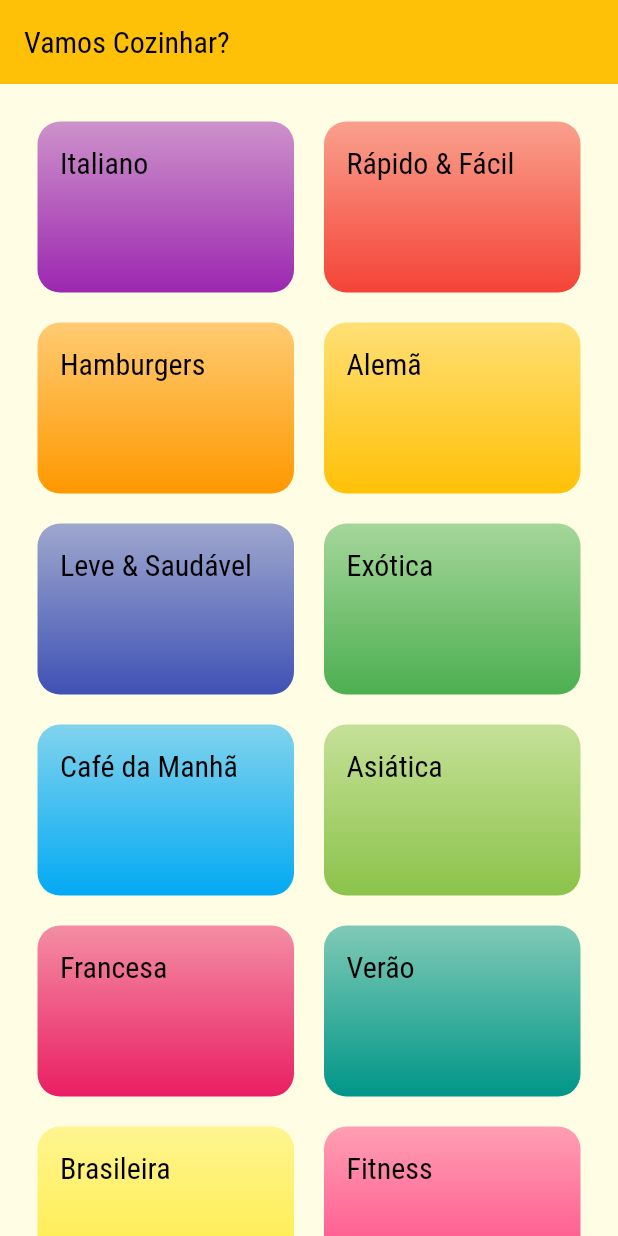
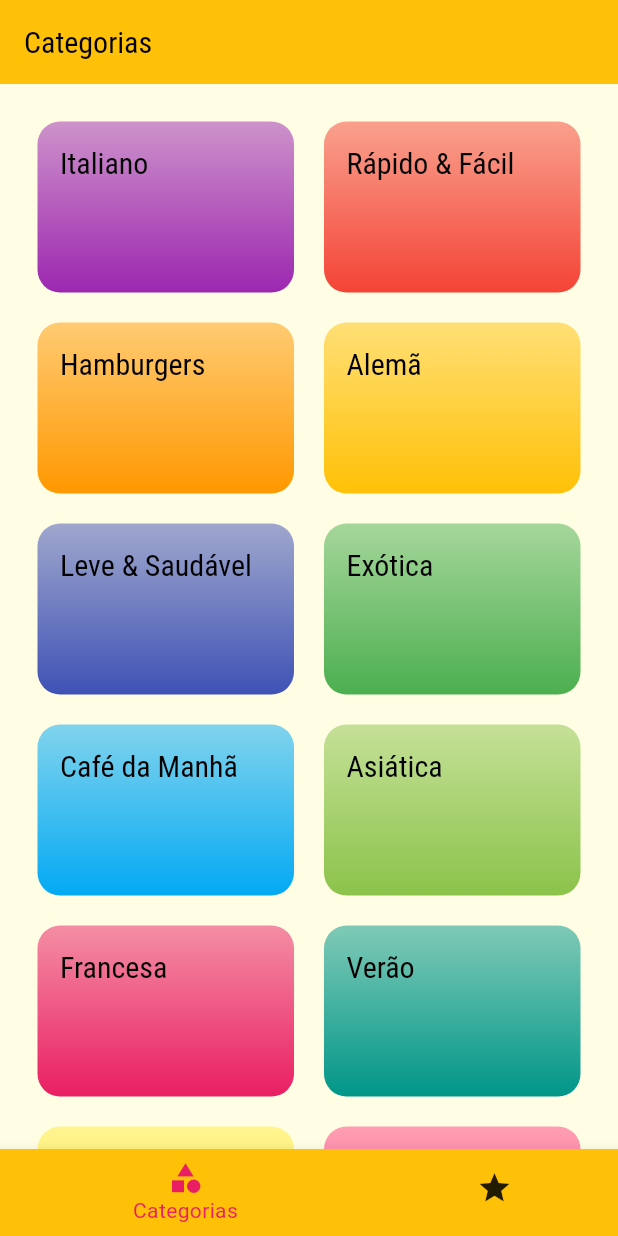
Before and after one commit to ArthurRCastilho/RecipesApp, a Flutter app: the screen it shows after launch, on a phone screen of 412 x 824 dp. Run offline on Flutter 3.47's test engine with Material 3 defaults, Android fonts, the phone set to English and light mode, and no system bars.

Commit message:
Adicionando uma TabBar na parte inferio do aplicativo, na qual ela altera a página inicial entre as categorias, e as favoritas, e para isso foi criado um tabs_screen onde apresenta na main qual é a que foi escolhida para ser apresentada.

```diff
--- a/lib/main.dart
+++ b/lib/main.dart
@@ -3,6 +3,7 @@ import 'package:recipes_app/screens/meal_detail_screen.dart';
 import './screens/categories_screen.dart';
 import './screens/categories_meals_screen.dart';
 import './utils/app_routes.dart';
+import './screens/tabs_screen.dart';
 
 void main() {
   runApp(const MyApp());
@@ -15,10 +16,14 @@ class MyApp extends StatelessWidget {
   Widget build(BuildContext context) {
     return MaterialApp(
       theme: ThemeData(
+        appBarTheme: const AppBarTheme(
+          backgroundColor: Colors.amber,
+        ),
         colorScheme: ColorScheme.fromSwatch().copyWith(
           primary: Colors.amber,
           secondary: Colors.pink,
-          tertiary: Colors.amber,
+          tertiary: Colors.pink.shade100,
+          error: Colors.red,
         ),
         fontFamily: 'Raleway',
         canvasColor: const Color.fromRGBO(255, 254, 229, 1),
@@ -31,7 +36,7 @@ class MyApp extends StatelessWidget {
             ),
       ),
       routes: {
-        AppRoutes.HOME: (ctx) => CategoriesScreen(),
+        AppRoutes.HOME: (ctx) => TabsScreen(),
         AppRoutes.CATEGORIES_MEALS: (ctx) => CategoriesMealsScreen(),
         AppRoutes.MEAL_DETAIL: (ctx) => MealDetailScreen(),
       },
--- a/lib/screens/categories_screen.dart
+++ b/lib/screens/categories_screen.dart
@@ -5,12 +5,7 @@ import '../data/dummy_data.dart';
 class CategoriesScreen extends StatelessWidget {
   @override
   Widget build(BuildContext context) {
-    return Scaffold(
-      appBar: AppBar(
-        title: const Text('Vamos Cozinhar?'),
-        backgroundColor: Theme.of(context).colorScheme.primary,
-      ),
-      body: GridView(
+    return GridView(
       padding: const EdgeInsets.all(25),
       gridDelegate: const SliverGridDelegateWithMaxCrossAxisExtent(
         maxCrossAxisExtent: 200,
@@ -21,7 +16,6 @@ class CategoriesScreen extends StatelessWidget {
       children: DUMMY_CATEGORIES.map((cat) {
         return CategoryItem(cat);
       }).toList(),
-      ),
     );
   }
 }
--- a/lib/screens/meal_detail_screen.dart
+++ b/lib/screens/meal_detail_screen.dart
@@ -73,6 +73,7 @@ class MealDetailScreen extends StatelessWidget {
                     children: [
                       ListTile(
                         leading: CircleAvatar(
+                          backgroundColor: Colors.pinkAccent,
                           child: Text('${index + 1}'),
                         ),
                         title: Text(meal.steps[index]),
--- /dev/null
+++ b/lib/screens/tabs_screen.dart
@@ -0,0 +1,54 @@
+import 'package:flutter/material.dart';
+import 'categories_screen.dart';
+import 'favorite_screen.dart';
+
+class TabsScreen extends StatefulWidget {
+  @override
+  State<TabsScreen> createState() => _TabsScreenState();
+}
+
+class _TabsScreenState extends State<TabsScreen> {
+  int _selectedScreenIndex = 0;
+  final List<Map<String, Object>> _screens = [
+    {'title': 'Categorias', 'screen': CategoriesScreen()},
+    {'title': 'Meus Favoritos', 'screen': FavoriteScreen()},
+  ];
+
+  _selectScreen(int index) {
+    setState(() {
+      _selectedScreenIndex = index;
+    });
+  }
+
+  @override
+  Widget build(BuildContext context) {
+    return Scaffold(
+      appBar: AppBar(
+        title: Text(
+          _screens[_selectedScreenIndex]['title'] as String,
+        ),
+      ),
+      body: _screens[_selectedScreenIndex]['screen'] as Widget,
+      bottomNavigationBar: BottomNavigationBar(
+        onTap: _selectScreen,
+        backgroundColor: Theme.of(context).colorScheme.primary,
+        unselectedItemColor: Colors.black87,
+        selectedItemColor: Theme.of(context).colorScheme.secondary,
+        currentIndex: _selectedScreenIndex,
+        type: BottomNavigationBarType.shifting,
+        items: [
+          BottomNavigationBarItem(
+            backgroundColor: Theme.of(context).colorScheme.primary,
+            icon: const Icon(Icons.category),
+            label: 'Categorias',
+          ),
+          BottomNavigationBarItem(
+            backgroundColor: Theme.of(context).colorScheme.primary,
+            icon: const Icon(Icons.star),
+            label: 'Favoritos',
+          )
+        ],
+      ),
+    );
+  }
+}
```
Also changed, not shown: lib/data/dummy_data.dart (+27 -0 lines), lib/screens/favorite_screen.dart (added, +11 -0 lines), 1 other file. Lines whose indentation alone changed are shown as unchanged.
